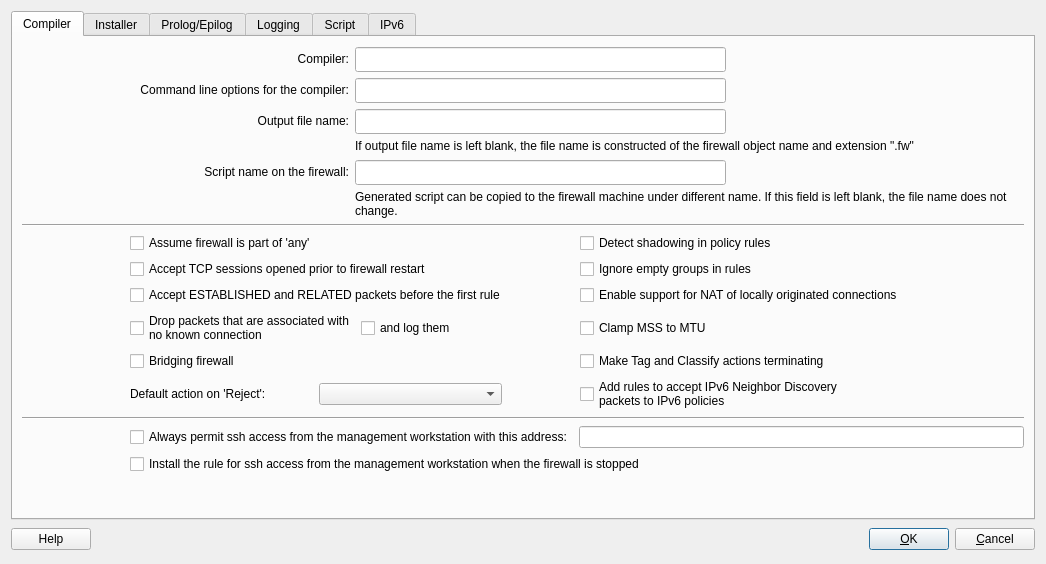
Before: the Qt Designer form src/gui/iptadvanceddialog_q.ui in fwbuilder/fwbuilder, drawn with Qt 5.
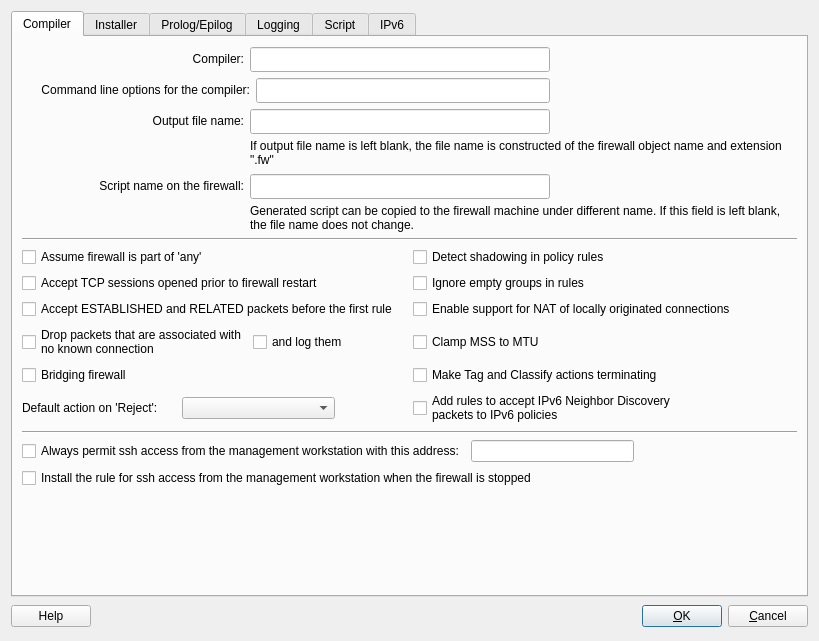
After: the same form once the commit is applied.

Commit message: see #1615 better dialog layout but still too wide

```diff
--- a/src/gui/iptadvanceddialog_q.ui
+++ b/src/gui/iptadvanceddialog_q.ui
@@ -12,8 +12,8 @@
    <rect>
     <x>0</x>
     <y>0</y>
-    <width>962</width>
-    <height>564</height>
+    <width>819</width>
+    <height>641</height>
    </rect>
   </property>
   <property name="sizePolicy">
@@ -45,7 +45,7 @@
        <string>Compiler</string>
       </attribute>
       <layout class="QGridLayout" name="gridLayout_7">
-       <item row="0" column="0" colspan="2">
+       <item row="0" column="0">
         <widget class="QLabel" name="compilerLabel">
          <property name="text">
           <string>Compiler:</string>
@@ -58,7 +58,7 @@
          </property>
         </widget>
        </item>
-       <item row="0" column="2" colspan="2">
+       <item row="0" column="1" colspan="2">
         <widget class="QLineEdit" name="compiler">
          <property name="minimumSize">
           <size>
@@ -74,7 +74,7 @@
          </property>
         </widget>
        </item>
-       <item row="0" column="4">
+       <item row="0" column="3">
         <spacer name="horizontalSpacer">
          <property name="orientation">
           <enum>Qt::Horizontal</enum>
@@ -106,11 +106,11 @@
          </property>
         </widget>
        </item>
-       <item row="1" column="2" colspan="2">
+       <item row="1" column="2">
         <widget class="QLineEdit" name="compilerArgs">
          <property name="minimumSize">
           <size>
-           <width>300</width>
+           <width>0</width>
            <height>25</height>
           </size>
          </property>
@@ -122,7 +122,7 @@
          </property>
         </widget>
        </item>
-       <item row="2" column="0" colspan="2">
+       <item row="2" column="0">
         <widget class="QLabel" name="textLabel1_5">
          <property name="sizePolicy">
           <sizepolicy hsizetype="Expanding" vsizetype="Preferred">
@@ -141,7 +141,7 @@
          </property>
         </widget>
        </item>
-       <item row="2" column="2" colspan="2">
+       <item row="2" column="1" colspan="2">
         <widget class="QLineEdit" name="outputFileName">
          <property name="minimumSize">
           <size>
@@ -157,7 +157,7 @@
          </property>
         </widget>
        </item>
-       <item row="3" column="2" colspan="3">
+       <item row="3" column="1" colspan="3">
         <widget class="QLabel" name="label_7">
          <property name="text">
           <string>If output file name is left blank, the file name is constructed of the firewall object name and extension &quot;.fw&quot;</string>
@@ -167,7 +167,7 @@
          </property>
         </widget>
        </item>
-       <item row="4" column="0" colspan="2">
+       <item row="4" column="0">
         <widget class="QLabel" name="label_2">
          <property name="text">
           <string>Script name on the firewall:</string>
@@ -177,7 +177,7 @@
          </property>
         </widget>
        </item>
-       <item row="4" column="2" colspan="2">
+       <item row="4" column="1" colspan="2">
         <widget class="QLineEdit" name="fileNameOnFw">
          <property name="minimumSize">
           <size>
@@ -193,7 +193,7 @@
          </property>
         </widget>
        </item>
-       <item row="5" column="2" colspan="3">
+       <item row="5" column="1" colspan="3">
         <widget class="QLabel" name="label_4">
          <property name="text">
           <string>Generated script can be copied to the firewall machine under different name. If this field is left blank, the file name does not change.</string>
@@ -203,7 +203,7 @@
          </property>
         </widget>
        </item>
-       <item row="6" column="0" colspan="5">
+       <item row="6" column="0" colspan="4">
         <widget class="Line" name="line4_2">
          <property name="frameShape">
           <enum>QFrame::HLine</enum>
@@ -216,23 +216,7 @@
          </property>
         </widget>
        </item>
-       <item row="7" column="0">
-        <spacer>
-         <property name="orientation">
-          <enum>Qt::Horizontal</enum>
-         </property>
-         <property name="sizeType">
-          <enum>QSizePolicy::Fixed</enum>
-         </property>
-         <property name="sizeHint" stdset="0">
-          <size>
-           <width>10</width>
-           <height>150</height>
-          </size>
-         </property>
-        </spacer>
-       </item>
-       <item row="7" column="1" colspan="4">
+       <item row="7" column="0" colspan="4">
         <layout class="QGridLayout" name="gridLayout_5">
          <item row="0" column="0">
           <widget class="QCheckBox" name="assumeFwIsPartOfAny">
@@ -419,7 +403,7 @@
          </item>
         </layout>
        </item>
-       <item row="8" column="0" colspan="5">
+       <item row="8" column="0" colspan="4">
         <widget class="Line" name="line4">
          <property name="frameShape">
           <enum>QFrame::HLine</enum>
@@ -432,14 +416,16 @@
          </property>
         </widget>
        </item>
-       <item row="9" column="1" colspan="2">
+       <item row="9" column="0" colspan="4">
+        <layout class="QHBoxLayout" name="horizontalLayout_5">
+         <item>
         <widget class="QCheckBox" name="mgmt_ssh">
          <property name="text">
           <string>Always permit ssh access from the management workstation with this address:</string>
          </property>
         </widget>
        </item>
-       <item row="9" column="3" colspan="2">
+         <item>
         <widget class="QLineEdit" name="mgmt_addr">
          <property name="sizePolicy">
           <sizepolicy hsizetype="Expanding" vsizetype="Fixed">
@@ -455,14 +441,29 @@
          </property>
         </widget>
        </item>
-       <item row="10" column="1" colspan="4">
+         <item>
+          <spacer name="horizontalSpacer_2">
+           <property name="orientation">
+            <enum>Qt::Horizontal</enum>
+           </property>
+           <property name="sizeHint" stdset="0">
+            <size>
+             <width>40</width>
+             <height>20</height>
+            </size>
+           </property>
+          </spacer>
+         </item>
+        </layout>
+       </item>
+       <item row="10" column="0" colspan="4">
         <widget class="QCheckBox" name="add_mgmt_ssh_rule_when_stoped">
          <property name="text">
           <string>Install the rule for ssh access from the management workstation when the firewall is stopped</string>
          </property>
         </widget>
        </item>
-       <item row="11" column="4">
+       <item row="11" column="2" colspan="2">
         <spacer>
          <property name="orientation">
           <enum>Qt::Vertical</enum>
```
Lines whose indentation alone changed are shown as unchanged. The commit also changes 1 other file.
